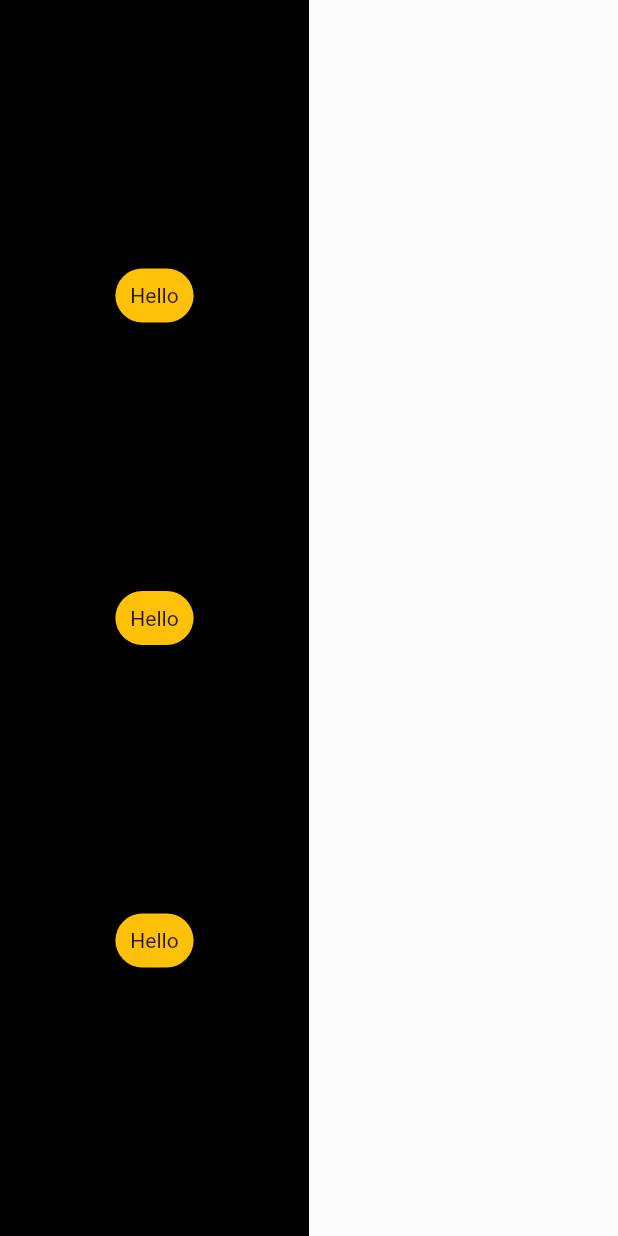
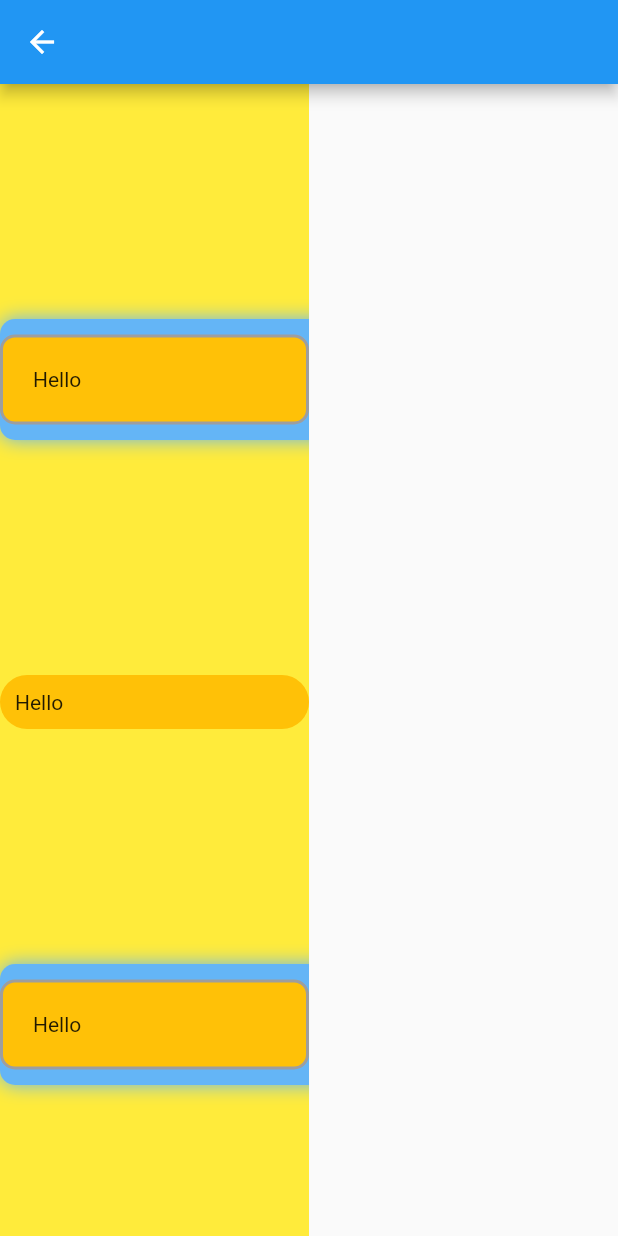
Before and after one commit to duzzlingTallest/demo-app, a Flutter app: the HomeScn screen opened directly, on a phone screen of 412 x 824 dp. Run offline on Flutter 3.47's test engine with Material 2 defaults, Android fonts, the phone set to English and light mode, and no system bars.

Commit message:
intial project

```diff
--- a/lib/main.dart
+++ b/lib/main.dart
@@ -1,3 +1,4 @@
+import 'package:demo_app_1/ListView.dart';
 import 'package:flutter/material.dart';
 
 void main() {
@@ -11,7 +12,7 @@ class app extends StatelessWidget {
   Widget build(BuildContext context) {
     return MaterialApp(
       debugShowCheckedModeBanner: true,
-      home: HomeScn(),
+      home: ListViewScn(),
     );
   }
 }
@@ -23,18 +24,38 @@ class HomeScn extends StatelessWidget {
   Widget build(BuildContext context) {
     return SafeArea(
       child: Scaffold(
-          body: Container(
-        color: Colors.black,
+          appBar: AppBar(
+            backgroundColor: Colors.blue,
+          ),
+          body: SingleChildScrollView(
+            child: Container(
+              height: MediaQuery.of(context).size.height,
+              decoration: BoxDecoration(
+                color: Colors.yellow,
+              ),
               width: MediaQuery.of(context).size.width * (0.5),
               child: Column(
-          crossAxisAlignment: CrossAxisAlignment.center,
+                crossAxisAlignment: CrossAxisAlignment.stretch,
                 mainAxisAlignment: MainAxisAlignment.spaceEvenly,
                 children: [
                   Container(
-              padding: EdgeInsets.all(10),
+                    padding: EdgeInsets.all(20),
                     decoration: BoxDecoration(
                       color: Colors.amber,
-                borderRadius: BorderRadius.circular(20),
+                      border: Border.all(
+                        color: Colors.grey,
+                        width: 2,
+                      ),
+                      boxShadow: [
+                        BoxShadow(
+                          color: Colors.blue.shade300,
+                          blurRadius: 10,
+                          spreadRadius: 10,
+                          offset: Offset(10, 0),
+                          blurStyle: BlurStyle.solid,
+                        ),
+                      ],
+                      borderRadius: BorderRadius.circular(10),
                     ),
                     child: Text("Hello"),
                   ),
@@ -47,15 +68,29 @@ class HomeScn extends StatelessWidget {
                     child: Text("Hello"),
                   ),
                   Container(
-              padding: EdgeInsets.all(10),
+                    padding: EdgeInsets.all(20),
                     decoration: BoxDecoration(
                       color: Colors.amber,
-                borderRadius: BorderRadius.circular(20),
+                      border: Border.all(
+                        color: Colors.grey,
+                        width: 2,
+                      ),
+                      boxShadow: [
+                        BoxShadow(
+                          color: Colors.blue.shade300,
+                          blurRadius: 10,
+                          spreadRadius: 10,
+                          offset: Offset(10, 0),
+                          blurStyle: BlurStyle.solid,
+                        ),
+                      ],
+                      borderRadius: BorderRadius.circular(10),
                     ),
                     child: Text("Hello"),
                   ),
                 ],
               ),
+            ),
           )),
     );
   }
```
Also changed, not shown: lib/ListView.dart (added, +31 -0 lines). Lines whose indentation alone changed are shown as unchanged.
